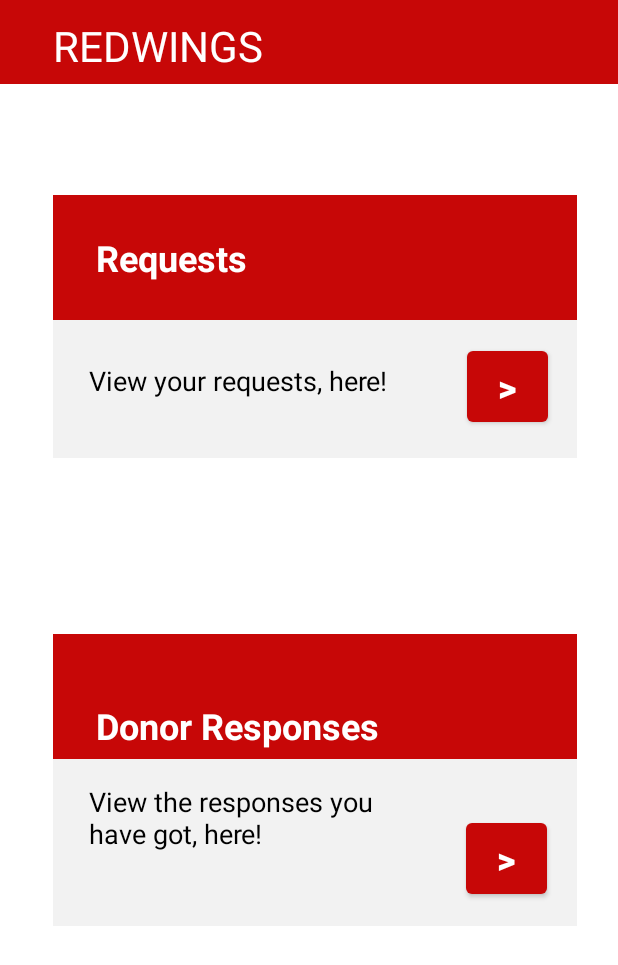
After one commit to NarthanaVeenavi/MAD_Project, an Android app: the PatientHome screen opened directly, with no data from a screen before it, on a phone screen of 412 x 824 dp. The commit adds this screen. Shown: the top 965 px of the screen. Run offline under Robolectric (Android 15) with nearby library versions, the phone set to English and light mode, and no system bars.

Commit message:
Added the home UI for the Patient function.

```diff
--- a/app/src/main/AndroidManifest.xml
+++ b/app/src/main/AndroidManifest.xml
@@ -9,7 +9,8 @@
         android:roundIcon="@mipmap/ic_launcher_round"
         android:supportsRtl="true"
         android:theme="@style/Theme.Home">
-        <activity android:name=".MainActivity"></activity>
+        <activity android:name=".PatientHome"></activity>
+        <activity android:name=".MainActivity" />
         <activity android:name=".LoadingPage">
             <intent-filter>
                 <action android:name="android.intent.action.MAIN" />
--- /dev/null
+++ b/app/src/main/java/com/example/home/PatientHome.java
@@ -0,0 +1,14 @@
+package com.example.home;
+
+import androidx.appcompat.app.AppCompatActivity;
+
+import android.os.Bundle;
+
+public class PatientHome extends AppCompatActivity {
+
+    @Override
+    protected void onCreate(Bundle savedInstanceState) {
+        super.onCreate(savedInstanceState);
+        setContentView(R.layout.activity_patient_home);
+    }
+}
--- /dev/null
+++ b/app/src/main/res/layout/activity_patient_home.xml
@@ -0,0 +1,183 @@
+<?xml version="1.0" encoding="utf-8"?>
+<androidx.constraintlayout.widget.ConstraintLayout xmlns:android="http://schemas.android.com/apk/res/android"
+    xmlns:app="http://schemas.android.com/apk/res-auto"
+    xmlns:tools="http://schemas.android.com/tools"
+    android:layout_width="match_parent"
+    android:layout_height="match_parent"
+    tools:context=".PatientHome">
+
+    <androidx.appcompat.widget.Toolbar
+        android:id="@+id/card2"
+        android:layout_width="349dp"
+        android:layout_height="174dp"
+        android:background="@color/grey_123"
+        android:minHeight="?attr/actionBarSize"
+        android:theme="?attr/actionBarTheme"
+        app:layout_constraintBottom_toBottomOf="parent"
+        app:layout_constraintEnd_toEndOf="parent"
+
+        app:layout_constraintHorizontal_bias="0.564"
+        app:layout_constraintStart_toStartOf="parent"
+        app:layout_constraintTop_toBottomOf="@+id/topBar1"
+        app:layout_constraintVertical_bias="0.652" />
+
+    <androidx.appcompat.widget.Toolbar
+        android:id="@+id/card2sub"
+        android:layout_width="349dp"
+        android:layout_height="83dp"
+        android:background="@color/red_dark"
+        android:theme="?attr/actionBarTheme"
+        app:layout_constraintBottom_toBottomOf="parent"
+        app:layout_constraintEnd_toEndOf="parent"
+
+        app:layout_constraintHorizontal_bias="0.0"
+        app:layout_constraintStart_toStartOf="@+id/card1"
+        app:layout_constraintTop_toBottomOf="@+id/topBar1"
+        app:layout_constraintVertical_bias="0.536"
+        app:subtitleTextColor="#FFFFFF" />
+
+    <androidx.appcompat.widget.Toolbar
+        android:id="@+id/topBar1"
+        android:layout_width="match_parent"
+        android:layout_height="wrap_content"
+        android:background="@color/red_dark"
+        android:minHeight="?attr/actionBarSize"
+        android:theme="?attr/actionBarTheme"
+        app:layout_constraintBottom_toBottomOf="parent"
+        app:layout_constraintEnd_toEndOf="parent"
+        app:layout_constraintHorizontal_bias="0.0"
+        app:layout_constraintStart_toStartOf="parent"
+        app:layout_constraintTop_toTopOf="parent"
+        app:layout_constraintVertical_bias="0.0" />
+
+    <TextView
+        android:id="@+id/head1"
+        android:layout_width="wrap_content"
+        android:layout_height="wrap_content"
+        android:text="@string/appname"
+        android:textAppearance="@style/TextAppearance.AppCompat.Body1"
+        android:textColor="@color/white"
+        android:textSize="28sp"
+        app:layout_constraintBottom_toBottomOf="parent"
+        app:layout_constraintEnd_toEndOf="parent"
+        app:layout_constraintHorizontal_bias="0.129"
+        app:layout_constraintStart_toStartOf="parent"
+        app:layout_constraintTop_toTopOf="parent"
+        app:layout_constraintVertical_bias="0.014" />
+
+    <androidx.appcompat.widget.Toolbar
+        android:id="@+id/card1"
+        android:layout_width="349dp"
+        android:layout_height="174dp"
+        android:background="@color/grey_123"
+        android:minHeight="?attr/actionBarSize"
+        android:theme="?attr/actionBarTheme"
+        app:layout_constraintBottom_toBottomOf="parent"
+        app:layout_constraintEnd_toEndOf="parent"
+        app:layout_constraintHorizontal_bias="0.564"
+
+        app:layout_constraintStart_toStartOf="parent"
+        app:layout_constraintTop_toBottomOf="@+id/topBar1"
+        app:layout_constraintVertical_bias="0.127" />
+
+    <androidx.appcompat.widget.Toolbar
+        android:id="@+id/card1sub"
+        android:layout_width="349dp"
+        android:layout_height="83dp"
+        android:background="@color/red_dark"
+        android:theme="?attr/actionBarTheme"
+        app:layout_constraintBottom_toBottomOf="parent"
+        app:layout_constraintEnd_toEndOf="parent"
+
+        app:layout_constraintHorizontal_bias="0.0"
+        app:layout_constraintStart_toStartOf="@+id/card1"
+        app:layout_constraintTop_toBottomOf="@+id/topBar1"
+        app:layout_constraintVertical_bias="0.108"
+        app:subtitleTextColor="#FFFFFF" />
+
+    <Button
+        android:id="@+id/btnOpenReq"
+        android:layout_width="54dp"
+        android:layout_height="59dp"
+        android:text="@string/goBtn"
+        android:textSize="24sp"
+        android:textStyle="bold"
+        app:backgroundTint="@color/red_dark"
+        app:layout_constraintBottom_toBottomOf="@+id/card1"
+        app:layout_constraintEnd_toEndOf="@+id/card1"
+        app:layout_constraintHorizontal_bias="0.934"
+        app:layout_constraintStart_toStartOf="@+id/card1"
+        app:layout_constraintTop_toTopOf="@+id/card1"
+        app:layout_constraintVertical_bias="0.841" />
+
+    <Button
+        android:id="@+id/btnOpenDonors"
+        android:layout_width="54dp"
+        android:layout_height="59dp"
+        android:text="@string/goBtn"
+        android:textSize="24sp"
+        android:textStyle="bold"
+        app:backgroundTint="@color/red_dark"
+        app:layout_constraintBottom_toBottomOf="@+id/card2"
+        app:layout_constraintEnd_toEndOf="@+id/card2"
+        app:layout_constraintHorizontal_bias="0.932"
+        app:layout_constraintStart_toStartOf="@+id/card2"
+        app:layout_constraintTop_toTopOf="@+id/card2"
+        app:layout_constraintVertical_bias="0.869" />
+
+    <TextView
+        android:id="@+id/head2"
+        android:layout_width="wrap_content"
+        android:layout_height="wrap_content"
+        android:layout_marginTop="24dp"
+        android:layout_marginEnd="220dp"
+        android:layout_marginRight="220dp"
+        android:text="@string/req"
+        android:textColor="@color/white"
+        android:textSize="24sp"
+        android:textStyle="bold"
+        app:layout_constraintEnd_toEndOf="@+id/card1sub"
+        app:layout_constraintTop_toTopOf="@+id/card1" />
+
+    <TextView
+        android:id="@+id/head3"
+        android:layout_width="wrap_content"
+        android:layout_height="wrap_content"
+        android:layout_marginTop="24dp"
+        android:layout_marginEnd="132dp"
+        android:layout_marginRight="132dp"
+        android:text="@string/res"
+        android:textColor="@color/white"
+        android:textSize="24sp"
+        android:textStyle="bold"
+        app:layout_constraintEnd_toEndOf="@+id/card2sub"
+        app:layout_constraintTop_toTopOf="@+id/card2" />
+
+    <TextView
+        android:id="@+id/head2_1"
+        android:layout_width="wrap_content"
+        android:layout_height="wrap_content"
+        android:layout_marginStart="24dp"
+        android:layout_marginLeft="24dp"
+        android:layout_marginTop="28dp"
+        android:text="@string/reqViewDes"
+        android:textColor="@color/black"
+        android:textSize="18sp"
+        app:layout_constraintStart_toStartOf="@+id/card1"
+        app:layout_constraintTop_toBottomOf="@+id/card1sub" />
+
+    <TextView
+        android:id="@+id/head3_1"
+        android:layout_width="210dp"
+        android:layout_height="50dp"
+        android:layout_marginStart="24dp"
+        android:layout_marginLeft="24dp"
+        android:layout_marginTop="16dp"
+        android:text="@string/resViewDes"
+        android:textColor="@color/black"
+        android:textSize="18sp"
+        app:layout_constraintStart_toStartOf="@+id/card2"
+        app:layout_constraintTop_toBottomOf="@+id/card2sub" />
+
+
+</androidx.constraintlayout.widget.ConstraintLayout>
--- a/app/src/main/res/values/strings.xml
+++ b/app/src/main/res/values/strings.xml
@@ -14,4 +14,10 @@
     <string name="signup">SIGNUP</string>
     <string name="welcome">..WELCOME..</string>
 
+    <string name="goBtn"><![CDATA[>]]></string>
+    <string name="req">Requests</string>
+    <string name="res">Donor Responses</string>
+    <string name="reqViewDes">View your requests, here!</string>
+    <string name="resViewDes">View the responses you have got, here!</string>
+
 </resources>
```
